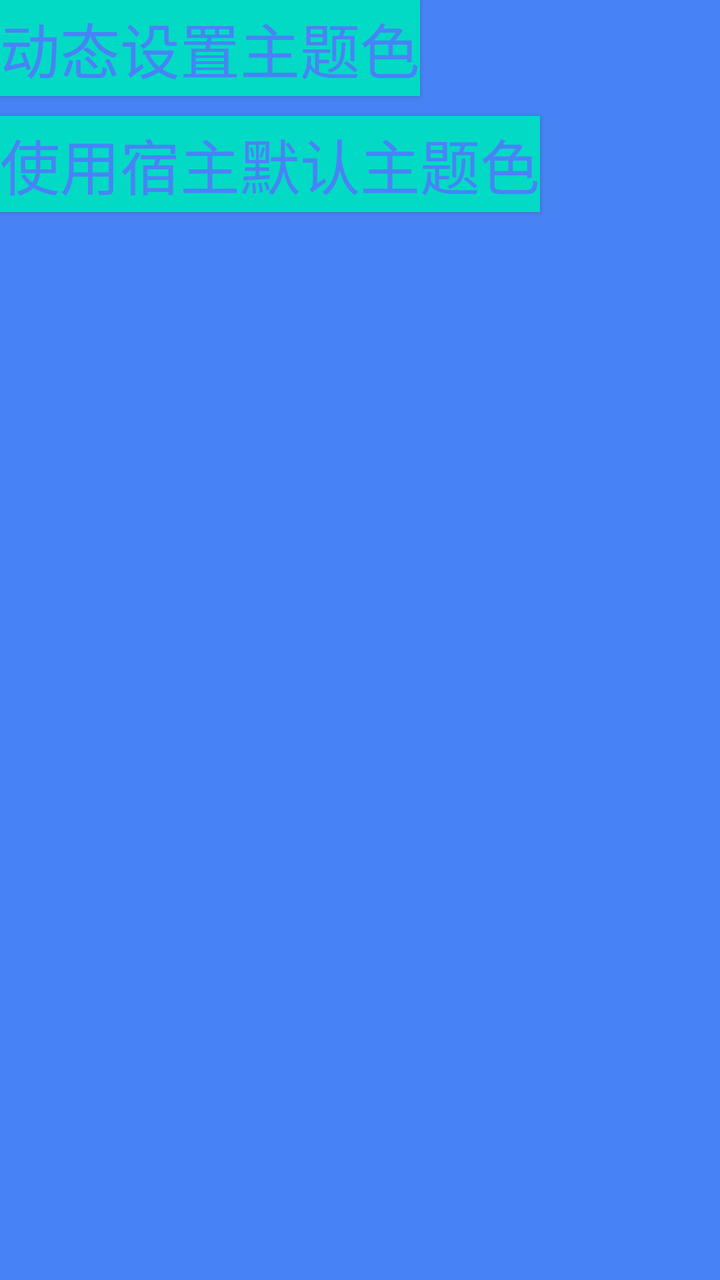
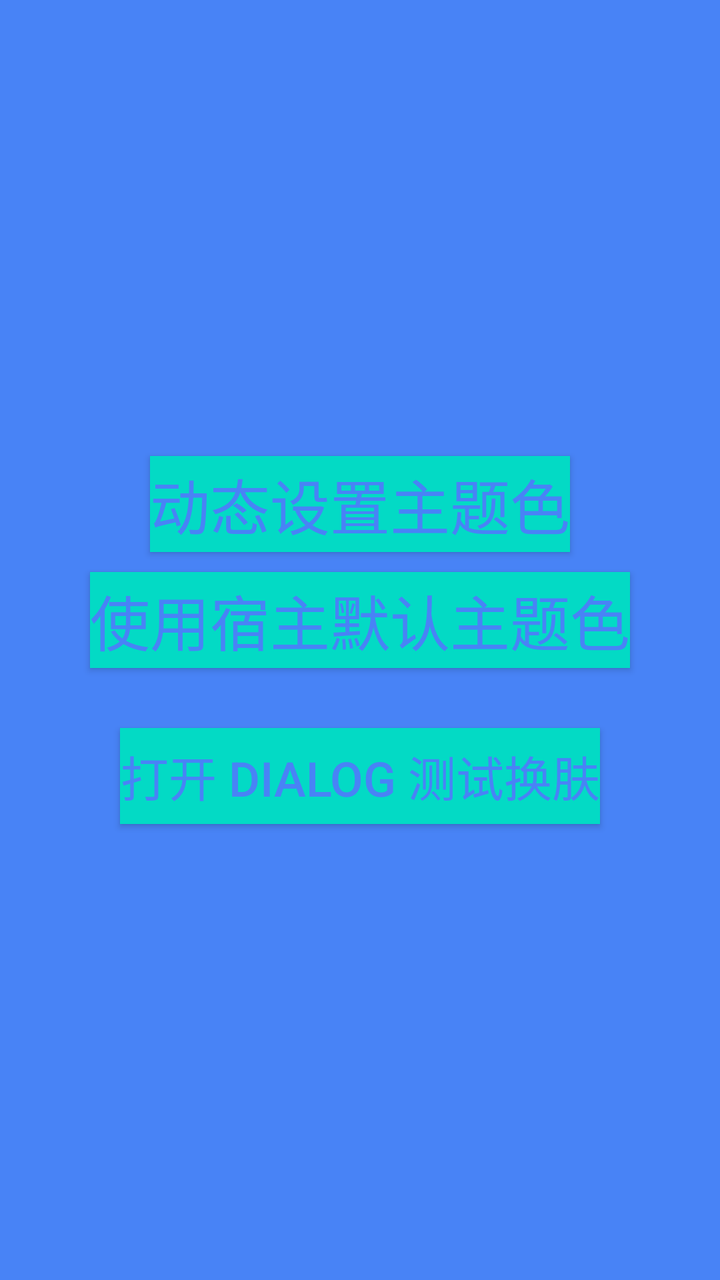

The first picture is an Android layout as it rendered before a commit; the second is the same layout after the commit. The layout source and the unified diff follow.
<!-- AndroidManifest.xml: application theme AppTheme -->
<!-- res/layout/activity_main.xml -->
<?xml version="1.0" encoding="utf-8"?>
<LinearLayout xmlns:android="http://schemas.android.com/apk/res/android"
    xmlns:app="http://schemas.android.com/apk/res-auto"
    xmlns:tools="http://schemas.android.com/tools"
    android:layout_width="match_parent"
    android:layout_height="match_parent"
    android:background="@color/skin_item_color"
    android:orientation="vertical"
    tools:context=".MainActivity">

    <Button
        android:layout_width="wrap_content"
        android:layout_height="wrap_content"
        android:layout_marginBottom="10dp"
        android:background="@color/colorAccent"
        android:onClick="skinDynamic"
        android:text="动态设置主题色"
        android:textColor="@color/skin_item_color"
        android:textSize="30dp"
        app:layout_constraintBottom_toBottomOf="parent"
        app:layout_constraintLeft_toLeftOf="parent"
        app:layout_constraintRight_toRightOf="parent"
        app:layout_constraintTop_toTopOf="parent" />

    <Button
        android:layout_width="wrap_content"
        android:layout_height="wrap_content"
        android:background="@color/colorAccent"
        android:onClick="skinDefault"
        android:text="使用宿主默认主题色"
        android:textColor="@color/skin_item_color"
        android:textSize="30dp"
        app:layout_constraintBottom_toBottomOf="parent"
        app:layout_constraintLeft_toLeftOf="parent"
        app:layout_constraintRight_toRightOf="parent"
        app:layout_constraintTop_toTopOf="parent" />

</LinearLayout>
<!-- resources referenced by this layout -->
<resources>
  <color name="colorAccent">#03DAC5</color>
  <color name="skin_item_color">#4883F6</color>
  <style name="AppTheme" parent="Theme.AppCompat.Light.DarkActionBar">
          
          <item name="colorPrimary">@color/colorPrimary</item>
          <item name="colorPrimaryDark">@color/colorPrimaryDark</item>
          <item name="colorAccent">@color/colorAccent</item>
      </style>
  <color name="colorPrimary">#6200EE</color>
  <color name="colorPrimaryDark">#3700B3</color>
</resources>

<!-- the commit's change to res/layout/activity_main.xml (unified diff, before → after) -->
@@ -5,6 +5,7 @@
     android:layout_width="match_parent"
     android:layout_height="match_parent"
     android:background="@color/skin_item_color"
+    android:gravity="center"
     android:orientation="vertical"
     tools:context=".MainActivity">
 
@@ -35,4 +36,15 @@
         app:layout_constraintRight_toRightOf="parent"
         app:layout_constraintTop_toTopOf="parent" />
 
+    
+    <Button
+        android:layout_width="wrap_content"
+        android:layout_height="wrap_content"
+        android:layout_marginTop="30dp"
+        android:background="@color/colorAccent"
+        android:onClick="openTestDialog"
+        android:text="打开 Dialog 测试换肤"
+        android:textColor="@color/skin_item_color"
+        android:textSize="24sp" />
+
 </LinearLayout>
